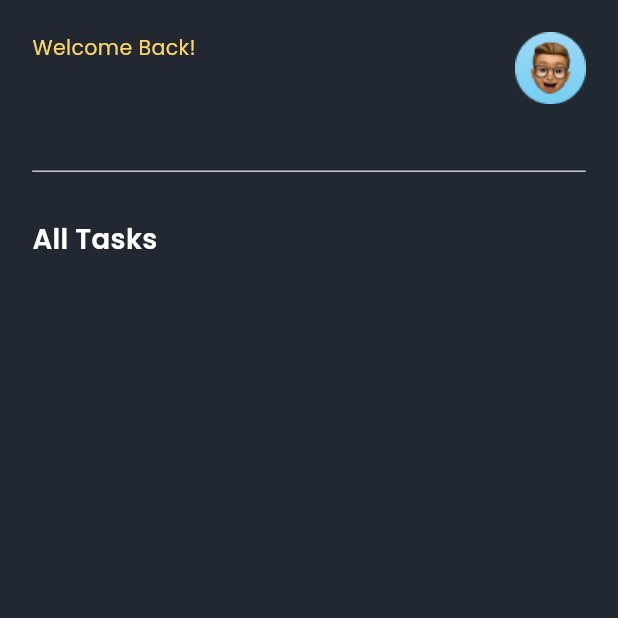
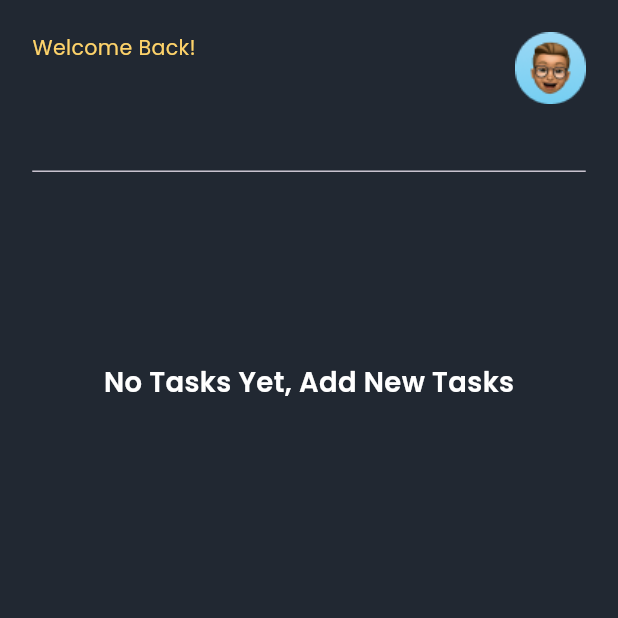
Before and after one commit to Halawany1/task_management, a Flutter app: the HomeScreen screen opened directly, on a phone screen of 412 x 824 dp, the top half of it. Run offline on Flutter 3.47's test engine with Material 3 defaults, Android fonts, the phone set to English and light mode, and no system bars; our stand-ins replace bloc, cloud_firestore, firebase_auth, firebase_core, flutter_bloc, flutter_screenutil and 2 more; missing offline and left inert: icon_broken; accounts and stored records are empty.

Commit message:
delete task is done

```diff
--- a/lib/controller/home_cubit/home_state.dart
+++ b/lib/controller/home_cubit/home_state.dart
@@ -22,3 +22,9 @@ class LoadingUpdateTaskState extends HomeState {}
 class SuccessUpdateTaskState extends HomeState {}
 
 class FailedUpdateTaskState extends HomeState {}
+
+class LoadingDeleteTaskState extends HomeState {}
+
+class SuccessDeleteTaskState extends HomeState {}
+
+class FailedDeleteTaskState extends HomeState {}
--- a/lib/core/component/default_text_form_component.dart
+++ b/lib/core/component/default_text_form_component.dart
@@ -9,6 +9,7 @@ class BuildDefaultTextForm extends StatelessWidget {
      this.hintText,
     required this.controller,
     required this.validator,
+    required this.maxLength,
      this.onTapSuffixIcon,
      this.obscureText=false,
      this.maxLines=1,
@@ -25,6 +26,7 @@ class BuildDefaultTextForm extends StatelessWidget {
   final VoidCallback ?onTapSuffixIcon;
   final int maxLines;
   final bool boldTitle;
+  final int maxLength;
 
   @override
   Widget build(BuildContext context) {
@@ -32,7 +34,6 @@ class BuildDefaultTextForm extends StatelessWidget {
       crossAxisAlignment: CrossAxisAlignment.start,
       children: [
         Text(title,
-
           style:
         GoogleFonts.roboto(
             fontWeight:boldTitle?FontWeight.bold: null,
@@ -41,6 +42,7 @@ class BuildDefaultTextForm extends StatelessWidget {
         ),
         SizedBox(height: 10.h,),
         TextFormField(
+          maxLength: maxLength,
           cursorColor: Colors.white,
           obscureText: obscureText,
           obscuringCharacter: '●',
--- a/lib/views/add_task_screen/add_task_screen.dart
+++ b/lib/views/add_task_screen/add_task_screen.dart
@@ -42,10 +42,13 @@ class AddTaskScreen extends StatelessWidget {
             padding: EdgeInsets.all(20.h),
             child: Form(
               key: formKey,
+              child: SingleChildScrollView(
+                physics: const BouncingScrollPhysics(),
                 child: Column(
                   children: [
                     BuildDefaultTextForm(title: 'Title',
                         controller: titleController,
+                        maxLength: 20,
                         boldTitle: true,
                         hintText: 'Enter your task title',
                         validator: (value) {
@@ -53,6 +56,7 @@ class AddTaskScreen extends StatelessWidget {
                         }),
                     SizedBox(height: 25.h,),
                     BuildDefaultTextForm(title: 'Description',
+                        maxLength: 800,
                         controller: descriptionController,
                         boldTitle: true,
                         hintText: 'Enter your task description',
@@ -73,6 +77,7 @@ class AddTaskScreen extends StatelessWidget {
                   ],
                 ),
               ),
+            ),
           ),);
       },
     );
--- a/lib/views/home_screen/home_screen.dart
+++ b/lib/views/home_screen/home_screen.dart
@@ -26,16 +26,20 @@ class HomeScreen extends StatelessWidget {
       builder: (context, state) {
         var cubit = HomeCubit.get(context);
         return Scaffold(
-            body: state is LoadingGetAllTasksState
+            body: state is LoadingGetAllTasksState||
+            state is LoadingDeleteTaskState
                 ? const Center(
                     child: CircularProgressIndicator(
                       color: Color(0xFFFED36A),
                     ),
                   )
-                : SafeArea(
+                :
+
+            SafeArea(
                     child: Padding(
                       padding: EdgeInsets.all(18.h),
-                      child: SingleChildScrollView(
+                      child:
+                      SingleChildScrollView(
                         physics: const BouncingScrollPhysics(),
                         child: Column(
                           children: [
@@ -74,6 +78,16 @@ class HomeScreen extends StatelessWidget {
                             SizedBox(
                               height: 20.h,
                             ),
+
+                         if(cubit.tasks.isEmpty)
+                           Padding(
+                             padding:  EdgeInsets.symmetric(vertical:80.h),
+                             child: Text('No Tasks Yet, Add New Tasks',
+                               style: GoogleFonts.poppins(color: Colors.white,
+                                   fontWeight: FontWeight.w600,fontSize: 16.sp),),
+                           ),
+                            if(cubit.tasks.isNotEmpty)
+                         Column(children: [
                            Row(
                              mainAxisAlignment: MainAxisAlignment.start,
                              children: [
@@ -111,7 +125,9 @@ class HomeScreen extends StatelessWidget {
                                          color: Colors.white,
                                        ),
                                      ),
-                                      onDismissed: (direction) {},
+                                     onDismissed: (direction) {
+                                       cubit.deleteTask(cubit.tasks[index].id);
+                                     },
                                      child: BuildCardTask(
                                        title: cubit.tasks[index].title,
                                        description:cubit.tasks[index].description,
@@ -127,6 +143,7 @@ class HomeScreen extends StatelessWidget {
                                  height: 20.h,
                                ),
                                itemCount: cubit.tasks.length)
+                         ],)
                           ],
                         ),
                       ),
--- a/lib/views/login_screen/login_screen.dart
+++ b/lib/views/login_screen/login_screen.dart
@@ -59,6 +59,7 @@ class LoginScreen extends StatelessWidget {
                       ),
                       SizedBox(height: 12.h,),
                       BuildDefaultTextForm(
+                        maxLength: 120,
                           validator: (value) {
                             return Validation.validateEmail(value!.trim());
                           },
@@ -68,6 +69,7 @@ class LoginScreen extends StatelessWidget {
                           icon: IconBroken.User),
                       SizedBox(height: 15.h,),
                       BuildDefaultTextForm(
+                          maxLength: 120,
                           validator: (value) {
                             return Validation.validatePassword(value!.trim());
                           },
--- a/lib/views/sign_up_screen/sign_up_screen.dart
+++ b/lib/views/sign_up_screen/sign_up_screen.dart
@@ -53,6 +53,7 @@ class SignUpScreen extends StatelessWidget {
                       ),
                       SizedBox(height: 12.h,),
                       BuildDefaultTextForm(
+                        maxLength: 80,
                           validator: (value) {
                             return Validation.validateName(value!);
                           },
@@ -62,6 +63,7 @@ class SignUpScreen extends StatelessWidget {
                           icon: IconBroken.User),
                       SizedBox(height: 15.h,),
                       BuildDefaultTextForm(
+                          maxLength: 120,
                           validator: (value) {
                             return Validation.validateEmail(value!);
                           },
@@ -71,6 +73,7 @@ class SignUpScreen extends StatelessWidget {
                           icon: IconBroken.User),
                       SizedBox(height: 15.h,),
                       BuildDefaultTextForm(
+                        maxLength: 120,
                           validator: (value) {
                             return Validation.validatePassword(value!);
                           },
```
Also changed, not shown: lib/controller/home_cubit/home_cubit.dart (+16 -1 lines), lib/views/complete_task_screen/complete_task_screen.dart (+13 -77 lines). Lines whose indentation alone changed are shown as unchanged.
